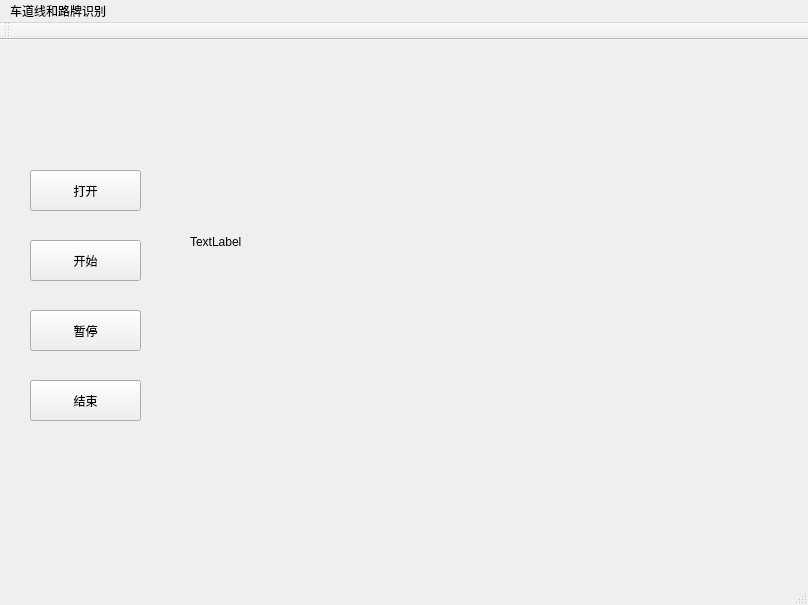
This is LaneLine-and-Sign-Detection/mainwindow.ui in TomLao/LaneLine-and-Sign-Detection as Qt 5 draws it before an edit. The edited form follows.
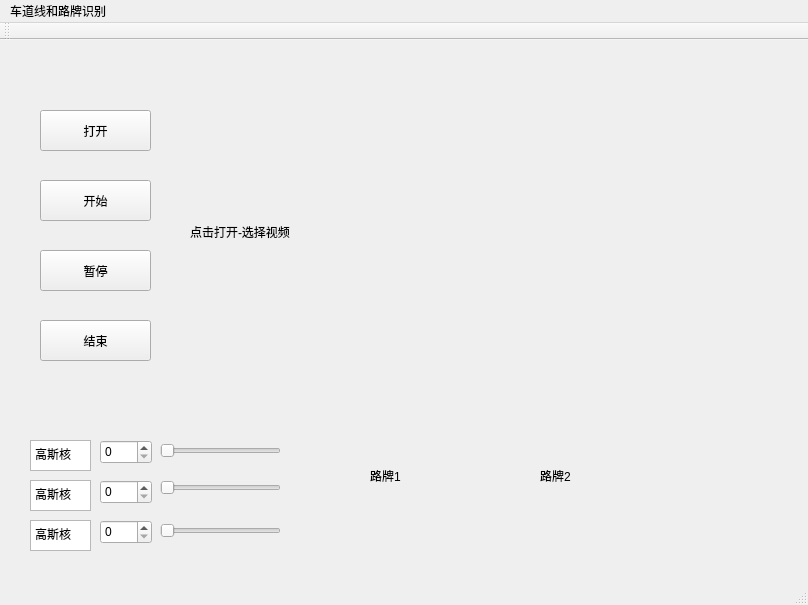
This is the edited form.

Commit message: 第二版界面，添加实时调节按钮，添加路牌截取框。

```diff
--- a/LaneLine-and-Sign-Detection/mainwindow.ui
+++ b/LaneLine-and-Sign-Detection/mainwindow.ui
@@ -18,20 +18,20 @@
     <property name="geometry">
      <rect>
       <x>190</x>
-      <y>40</y>
+      <y>30</y>
       <width>576</width>
       <height>324</height>
      </rect>
     </property>
     <property name="text">
-     <string>TextLabel</string>
+     <string>点击打开-选择视频</string>
     </property>
    </widget>
    <widget class="QPushButton" name="pushButton_start">
     <property name="geometry">
      <rect>
-      <x>30</x>
-      <y>200</y>
+      <x>40</x>
+      <y>140</y>
       <width>111</width>
       <height>41</height>
      </rect>
@@ -43,8 +43,8 @@
    <widget class="QPushButton" name="pushButton_open">
     <property name="geometry">
      <rect>
-      <x>30</x>
-      <y>130</y>
+      <x>40</x>
+      <y>70</y>
       <width>111</width>
       <height>41</height>
      </rect>
@@ -56,8 +56,8 @@
    <widget class="QPushButton" name="pushButton_pause">
     <property name="geometry">
      <rect>
-      <x>30</x>
-      <y>270</y>
+      <x>40</x>
+      <y>210</y>
       <width>111</width>
       <height>41</height>
      </rect>
@@ -69,8 +69,8 @@
    <widget class="QPushButton" name="pushButton_stop">
     <property name="geometry">
      <rect>
-      <x>30</x>
-      <y>340</y>
+      <x>40</x>
+      <y>280</y>
       <width>111</width>
       <height>41</height>
      </rect>
@@ -79,6 +79,140 @@
      <string>结束</string>
     </property>
    </widget>
+   <widget class="QSlider" name="horizontalSlider">
+    <property name="geometry">
+     <rect>
+      <x>160</x>
+      <y>400</y>
+      <width>121</width>
+      <height>21</height>
+     </rect>
+    </property>
+    <property name="orientation">
+     <enum>Qt::Horizontal</enum>
+    </property>
+   </widget>
+   <widget class="QSlider" name="horizontalSlider_2">
+    <property name="geometry">
+     <rect>
+      <x>160</x>
+      <y>440</y>
+      <width>121</width>
+      <height>16</height>
+     </rect>
+    </property>
+    <property name="orientation">
+     <enum>Qt::Horizontal</enum>
+    </property>
+   </widget>
+   <widget class="QSlider" name="horizontalSlider_3">
+    <property name="geometry">
+     <rect>
+      <x>160</x>
+      <y>480</y>
+      <width>121</width>
+      <height>21</height>
+     </rect>
+    </property>
+    <property name="orientation">
+     <enum>Qt::Horizontal</enum>
+    </property>
+   </widget>
+   <widget class="QSpinBox" name="spinBox">
+    <property name="geometry">
+     <rect>
+      <x>100</x>
+      <y>400</y>
+      <width>52</width>
+      <height>24</height>
+     </rect>
+    </property>
+   </widget>
+   <widget class="QPlainTextEdit" name="plainTextEdit">
+    <property name="geometry">
+     <rect>
+      <x>30</x>
+      <y>400</y>
+      <width>61</width>
+      <height>31</height>
+     </rect>
+    </property>
+    <property name="plainText">
+     <string>高斯核</string>
+    </property>
+   </widget>
+   <widget class="QSpinBox" name="spinBox_2">
+    <property name="geometry">
+     <rect>
+      <x>100</x>
+      <y>440</y>
+      <width>52</width>
+      <height>24</height>
+     </rect>
+    </property>
+   </widget>
+   <widget class="QPlainTextEdit" name="plainTextEdit_2">
+    <property name="geometry">
+     <rect>
+      <x>30</x>
+      <y>440</y>
+      <width>61</width>
+      <height>31</height>
+     </rect>
+    </property>
+    <property name="plainText">
+     <string>高斯核</string>
+    </property>
+   </widget>
+   <widget class="QSpinBox" name="spinBox_3">
+    <property name="geometry">
+     <rect>
+      <x>100</x>
+      <y>480</y>
+      <width>52</width>
+      <height>24</height>
+     </rect>
+    </property>
+   </widget>
+   <widget class="QPlainTextEdit" name="plainTextEdit_3">
+    <property name="geometry">
+     <rect>
+      <x>30</x>
+      <y>480</y>
+      <width>61</width>
+      <height>31</height>
+     </rect>
+    </property>
+    <property name="plainText">
+     <string>高斯核</string>
+    </property>
+   </widget>
+   <widget class="QLabel" name="label">
+    <property name="geometry">
+     <rect>
+      <x>370</x>
+      <y>380</y>
+      <width>151</width>
+      <height>111</height>
+     </rect>
+    </property>
+    <property name="text">
+     <string>路牌1</string>
+    </property>
+   </widget>
+   <widget class="QLabel" name="label_2">
+    <property name="geometry">
+     <rect>
+      <x>540</x>
+      <y>380</y>
+      <width>151</width>
+      <height>111</height>
+     </rect>
+    </property>
+    <property name="text">
+     <string>路牌2</string>
+    </property>
+   </widget>
   </widget>
   <widget class="QMenuBar" name="menuBar">
    <property name="geometry">
```
Left out of the diff: 2 changed lines with no effect on the pictures. The commit also changes 6 other files.
